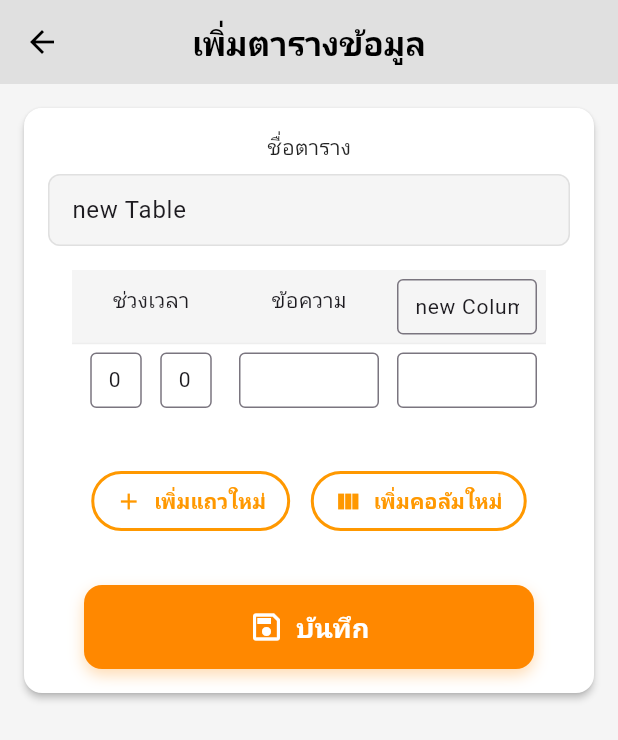
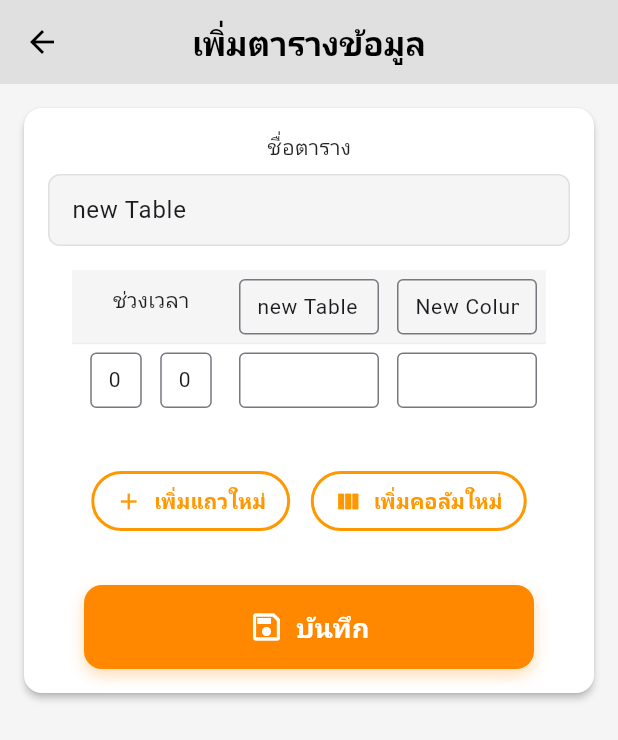
Before and after one commit to FTATM/iot-smartfarm, a Flutter app: the ScheduleCreatePage screen opened directly, after a tap on "เพิ่มคอลัมใหม่", on a phone screen of 412 x 824 dp. Shown: the top 740 px of the screen. Run offline on Flutter 3.47's test engine with Material 3 defaults, Android fonts, the phone set to English and light mode, and no system bars; our stand-ins replace file_picker, fl_chart, flutter_colorpicker, shared_preferences; missing offline and left inert: flutter_pdfview, universal_html; accounts and stored records are empty.

Commit message:
schedule fixed bug add and edit cell in child table duplicate

```diff
--- a/lib/functions/function.dart
+++ b/lib/functions/function.dart
@@ -34,7 +34,6 @@ Color hexToColor(String hex) {
   if (hex.length == 6) hex = 'FF$hex';
   return Color(int.parse(hex, radix: 16));
 }
-
 
 class ClockService {
   final ValueNotifier<DateTime> currentTime = ValueNotifier(DateTime.now());
@@ -81,3 +80,68 @@ class ClockService {
     return "$dayOfWeek, ${now.day} $month ${now.year}";
   }
 }
+
+class helper {
+  int _tempCounter = 0;
+
+  String tempId() {
+    _tempCounter++;
+    return 'tmp_${DateTime.now().microsecondsSinceEpoch}_$_tempCounter';
+  }
+
+  void addRowToParentAndChildren(Map<String, dynamic> parent, List<Map<String, dynamic>> childList) {
+    final parentRowId = tempId();
+
+    final parentRow = {
+      'd_id': parentRowId,
+      'd_name_table_id': parent['id'].toString(),
+      'd_start_day': '0',
+      'd_end_day': '0',
+      'd_value': '',
+      'd_row_parent_id': null,
+      'd_second_label': null,
+    };
+
+    parent['rows'].add(parentRow);
+
+    for (var child in childList) {
+      child['rows'].add({
+        'd_id': tempId(),
+        'd_name_table_id': child['id'].toString(),
+        'd_start_day': '0',
+        'd_end_day': '0',
+        'd_value': '',
+        'd_row_parent_id': parentRowId,
+        'd_second_label': null,
+      });
+    }
+  }
+
+  void addColumn(Map<String, dynamic> parent, List<Map<String, dynamic>> allTables) {
+    final newTableId = tempId();
+
+    final newTable = {
+      'id': newTableId,
+      'name': 'New Column',
+      'label': 'New Column',
+      'branch_id': parent['branch_id'],
+      'child_of_table_id': parent['id'],
+      'is_deleted': '0',
+      'rows': [],
+    };
+
+    for (var parentRow in parent['rows']) {
+      newTable['rows'].add({
+        'd_id': tempId(),
+        'd_name_table_id': newTableId,
+        'd_start_day': parentRow['d_start_day'],
+        'd_end_day': parentRow['d_end_day'],
+        'd_value': '',
+        'd_row_parent_id': parentRow['d_id'],
+        'd_second_label': null,
+      });
+    }
+
+    allTables.add(newTable);
+  }
+}
--- a/lib/pages/Farm/schedule-create.dart
+++ b/lib/pages/Farm/schedule-create.dart
@@ -1,6 +1,10 @@
+import 'dart:io';
+
 import 'package:flutter/material.dart';
 import 'package:iot_app/api/apiAll.dart';
 import 'package:iot_app/components/session.dart';
+import 'package:iot_app/functions/function.dart';
+import 'package:iot_app/pages/Farm/settings.dart';
 
 class ScheduleCreatePage extends StatefulWidget {
   const ScheduleCreatePage({super.key});
@@ -32,11 +36,12 @@ class _ScheduleCreatePageState extends State<ScheduleCreatePage> {
       'is_deleted': '0',
       'rows': [
         {
-          'd_id': 'new',
+          'd_id': helper().tempId(),
           'd_name_table_id': 'Table_new',
           'd_start_day': '0',
           'd_end_day': '0',
           'd_value': '',
+          'd_row_parent_id': null,
           'd_second_label': null,
         },
       ],
@@ -111,7 +116,7 @@ class _ScheduleCreatePageState extends State<ScheduleCreatePage> {
                         const Text("ชื่อตาราง", style: TextStyle(fontSize: 14, color: Colors.black87)),
                         const SizedBox(height: 8),
                         TextFormField(
-                          initialValue: parent['label'],
+                          initialValue: parent['name'],
                           decoration: InputDecoration(
                             border: OutlineInputBorder(
                               borderRadius: BorderRadius.circular(8),
@@ -126,7 +131,7 @@ class _ScheduleCreatePageState extends State<ScheduleCreatePage> {
                             isDense: true,
                             contentPadding: const EdgeInsets.symmetric(horizontal: 12, vertical: 12),
                           ),
-                          onChanged: (v) => parent['label'] = v,
+                          onChanged: (v) => parent['name'] = v,
                           onTapOutside: (_) => setState(() {}),
                         ),
 
@@ -147,12 +152,21 @@ class _ScheduleCreatePageState extends State<ScheduleCreatePage> {
                                     padding: EdgeInsets.all(10),
                                     child: Center(child: Text("ช่วงเวลา")),
                                   ),
-
-                                  const Padding(
-                                    padding: EdgeInsets.all(10),
-                                    child: Center(child: Text("ข้อความ")),
+                                  Padding(
+                                    padding: const EdgeInsets.all(6),
+                                    child: TextFormField(
+                                      initialValue: parent['label'] ?? "",
+                                      style: TextStyle(fontSize: fsSmall),
+                                      decoration: const InputDecoration(
+                                        border: OutlineInputBorder(),
+                                        isDense: true,
+                                        contentPadding: EdgeInsets.symmetric(horizontal: 8, vertical: 8),
+                                      ),
+                                      textAlign: TextAlign.center,
+                                      onChanged: (v) => parent['label'] = v,
+                                      onTapOutside: (_) => setState(() {}),
+                                    ),
                                   ),
-
                                   for (final c in childList)
                                     Padding(
                                       padding: const EdgeInsets.all(6),
@@ -182,8 +196,7 @@ class _ScheduleCreatePageState extends State<ScheduleCreatePage> {
                               ...parent['rows'].asMap().entries.map((e) {
                                 final index = e.key;
                                 final row = e.value;
-                                final start = row['d_start_day'];
-                                final end = row['d_end_day'];
+
                                 return TableRow(
                                   children: [
                                     //start - end
@@ -265,7 +278,7 @@ class _ScheduleCreatePageState extends State<ScheduleCreatePage> {
                                             builder: (_) {
                                               final rowsChild = c['rows'] ?? [];
                                               final match = rowsChild.firstWhere(
-                                                (r) => r['d_start_day'] == start && r['d_end_day'] == end,
+                                                (r) => r['d_row_parent_id'] == row['d_id'],
                                                 orElse: () => null,
                                               );
 
@@ -325,17 +338,9 @@ class _ScheduleCreatePageState extends State<ScheduleCreatePage> {
                                 shape: RoundedRectangleBorder(borderRadius: BorderRadius.circular(20)),
                                 padding: const EdgeInsets.symmetric(horizontal: 16, vertical: 10),
                               ),
+
                               onPressed: () {
-                                final Map<String, String?> newRow = {
-                                  'd_id': 'new',
-                                  'd_name_table_id': parent['id']?.toString(),
-                                  'd_start_day': '0',
-                                  'd_end_day': '0',
-                                  'd_value': '',
-                                  'd_second_label': null,
-                                };
-
-                                (parent['rows'] as List<Map<String, String?>>).add(newRow);
+                                helper().addRowToParentAndChildren(parent, childList);
                                 setState(() {});
                               },
                               icon: const Icon(Icons.add, color: Colors.orange),
@@ -356,28 +361,7 @@ class _ScheduleCreatePageState extends State<ScheduleCreatePage> {
                                       padding: const EdgeInsets.symmetric(horizontal: 16, vertical: 10),
                                     ),
                                     onPressed: () {
-                                      Map<String, dynamic> newTable = {
-                                        'id': "${parent['id']}_${childList.length}",
-                                        'name': "new column",
-                                        'label': "new Column",
-                                        'branch_id': parent['branch_id'],
-                                        'child_of_table_id': parent['id'],
-                                        'is_deleted': '0',
-                                        'rows': [],
-                                      };
-
-                                      for (var i = 0; i < parent['rows'].length; i++) {
-                                        newTable['rows'].add({
-                                          'd_id': 'new',
-                                          'd_name_table_id': newTable['id'],
-                                          'd_start_day': parent['rows'][i]['d_start_day'],
-                                          'd_end_day': parent['rows'][i]['d_end_day'],
-                                          'd_value': '',
-                                          'd_second_label': null,
-                                        });
-                                      }
-
-                                      temps.add(newTable);
+                                      helper().addColumn(parent, temps);
                                       setState(() {});
                                     },
                                     icon: const Icon(Icons.view_column, color: Colors.orange),
@@ -425,13 +409,14 @@ class _ScheduleCreatePageState extends State<ScheduleCreatePage> {
                         if (res['status'] == 'success') {}
 
                         if (dialogContext != null) {
-                        Navigator.pop(dialogContext!);
+                          Navigator.pop(dialogContext!);
+                          ScaffoldMessenger.of(context).showSnackBar(SnackBar(content: Text("เพิ่มตารางสำเร็จ.")));
                         }
 
-                        // if (context.mounted) {
-                        // Navigator.pop(context);
-                        //   Navigator.push(context, MaterialPageRoute(builder: (context) => const HomeOldPage()));
-                        // }
+                        if (context.mounted) {
+                          Navigator.pop(context);
+                          Navigator.push(context, MaterialPageRoute(builder: (context) => const SettingsPage()));
+                        }
                       },
                       child: Row(
                         mainAxisAlignment: MainAxisAlignment.center,
--- a/lib/pages/login.dart
+++ b/lib/pages/login.dart
@@ -68,7 +68,7 @@ class _LoginPageState extends State<LoginPage> {
       Navigator.pushAndRemoveUntil(context, MaterialPageRoute(builder: (_) => const mainboardPage()), (route) => false);
     } else {
       // เข้าสู่ระบบไม่สำเร็จ
-      ScaffoldMessenger.of(context).showSnackBar(SnackBar(content: Text('เกิดข้อผิดพลาดในการเชื่อมต่อ')));
+      ScaffoldMessenger.of(context).showSnackBar(SnackBar(content: Text('ไม่สามารถเชื่อมต่อกับเซิร์ฟเวอร์ได้')));
     }
   }
 
```
Also changed, not shown: lib/api/apiAll.dart (+4 -8 lines), lib/pages/Farm/knowledge.dart (+66 -196 lines), lib/pages/Farm/schedules.dart (+14 -20 lines).
